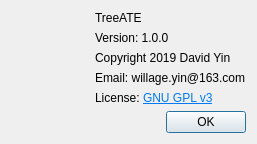
The window that Src/TreeATE/aboutdialog.ui (WilliamYinwei/TreeATE) describes before a commit, drawn with Qt 5.
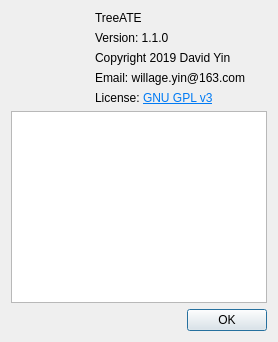
The same window after the commit. Icons and pictures are not drawn.

What changed in the file:
```diff
--- a/Src/TreeATE/aboutdialog.ui
+++ b/Src/TreeATE/aboutdialog.ui
@@ -6,8 +6,8 @@
    <rect>
     <x>0</x>
     <y>0</y>
-    <width>236</width>
-    <height>123</height>
+    <width>268</width>
+    <height>317</height>
    </rect>
   </property>
   <property name="sizePolicy">
@@ -68,7 +68,7 @@
        <item>
         <widget class="QLabel" name="label_3">
          <property name="text">
-          <string notr="true">Version: 1.0.0 </string>
+          <string notr="true">Version: 1.1.0 </string>
          </property>
         </widget>
        </item>
@@ -97,6 +97,9 @@
      </item>
     </layout>
    </item>
+   <item>
+    <widget class="QListWidget" name="listWidget"/>
+   </item>
    <item>
     <widget class="QDialogButtonBox" name="buttonBox">
      <property name="orientation">
```
